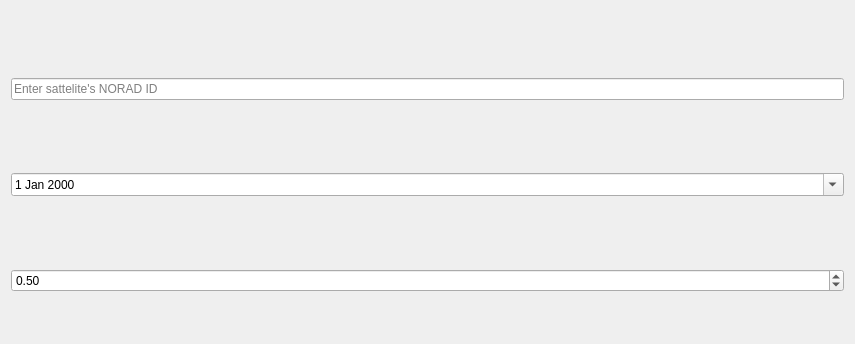
Before: the Qt Designer form Space_trace_dialog_base.ui in YuarenArt/SpaceTrace, drawn with Qt 5; both pictures show x 0 to 855 and y 0 to 344 of the 855 by 565 pixel window.
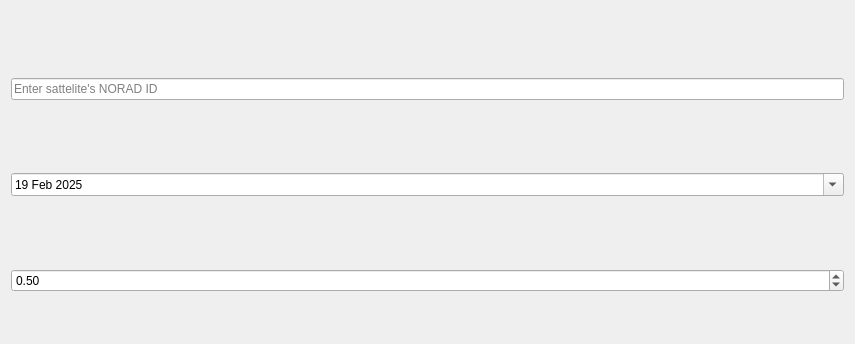
After: the same form once the commit is applied.

Commit message: Added functions to create object's trace according to the TLE data from spacetrack and updatetd ui

The edit to the form file:
```diff
--- a/Space_trace_dialog_base.ui
+++ b/Space_trace_dialog_base.ui
@@ -26,6 +26,13 @@
      <property name="calendarPopup">
       <bool>true</bool>
      </property>
+     <property name="date">
+      <date>
+       <year>2025</year>
+       <month>2</month>
+       <day>19</day>
+      </date>
+     </property>
     </widget>
    </item>
    <item>
```
The commit also changes 11 other files.
